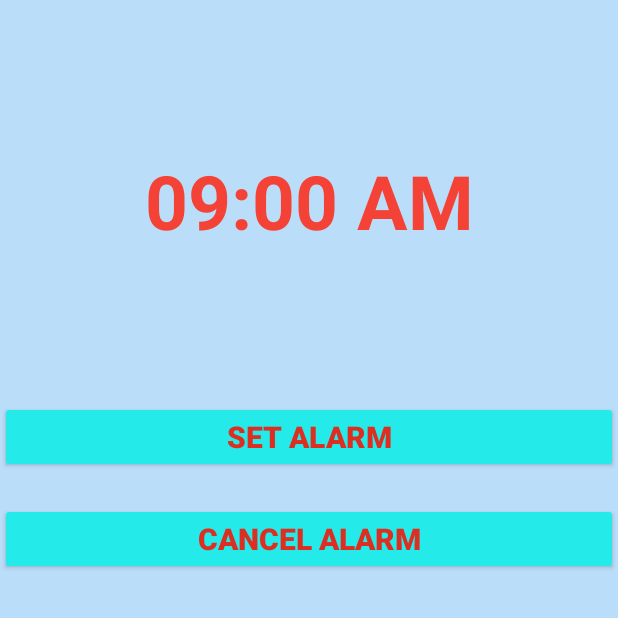
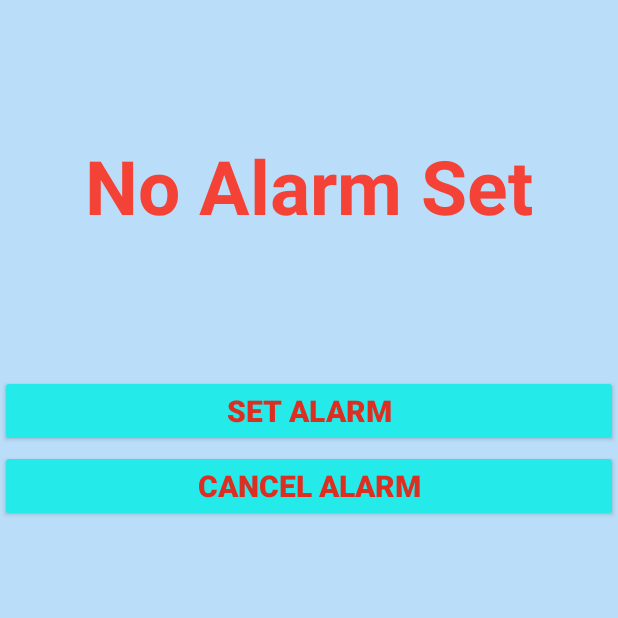
Before and after one commit to Kenobi101/Scheri, an Android app: the AlarmActivity screen opened directly, with no data from a screen before it, on a phone screen of 412 x 824 dp, the top half of it. Run offline under Robolectric (Android 15) with nearby library versions, the phone set to English and light mode, and no system bars.

Commit message:
Adding Alarm Receiver, problems with onRecive and AlarmActivity class

```diff
--- a/Scheri/app/src/main/AndroidManifest.xml
+++ b/Scheri/app/src/main/AndroidManifest.xml
@@ -23,6 +23,7 @@
 
         </activity>
         <activity android:name="FinalCode.au.Scheri.AlarmActivity"></activity>
+        <receiver android:name=".AlarmReceiver"></receiver>
 
     </application>
 
--- a/Scheri/app/src/main/res/layout/alarm_view.xml
+++ b/Scheri/app/src/main/res/layout/alarm_view.xml
@@ -1,27 +1,28 @@
 <?xml version="1.0" encoding="utf-8"?>
-<LinearLayout xmlns:android="http://schemas.android.com/apk/res/android"
+<RelativeLayout xmlns:android="http://schemas.android.com/apk/res/android"
     android:layout_width="match_parent"
     android:layout_height="match_parent"
     android:background="#BADEFA"
     android:orientation="vertical">
 
+
     <TextView
+        android:id="@+id/textView"
         android:layout_width="match_parent"
         android:layout_height="wrap_content"
-        android:layout_marginTop="100dp"
-        android:layout_marginBottom="50dp"
-        android:gravity="center_horizontal"
-        android:text="09:00 AM"
-        android:textColor="#F44336"
+        android:layout_marginTop="90sp"
+        android:text="No Alarm Set"
+        android:textAlignment="center"
+        android:textColor="@color/red"
         android:textSize="50sp"
-        android:textStyle="bold" />
+        android:textStyle="bold"></TextView>
 
     <Button
         android:id="@+id/setAlarm"
         android:layout_width="match_parent"
         android:layout_height="wrap_content"
         android:layout_gravity="center"
-        android:layout_marginTop="50dp"
+        android:layout_marginTop="250dp"
         android:text="Set Alarm"
         android:textSize="20sp"
         android:textStyle="bold"
@@ -33,10 +34,11 @@
         android:layout_width="match_parent"
         android:layout_height="wrap_content"
         android:layout_gravity="center"
-        android:layout_marginTop="20dp"
+        android:layout_marginTop="300dp"
         android:text="Cancel Alarm"
         android:textSize="20sp"
         android:textStyle="bold"
         android:backgroundTint="#25EAEA"
         android:textColor="#DC2F22"/>
-</LinearLayout>
+
+</RelativeLayout>
```
Also changed, not shown: Scheri/app/src/main/java/FinalCode/au/Scheri/AlarmActivity.java (+64 -3 lines), Scheri/app/src/main/java/FinalCode/au/Scheri/AlarmReceiver.java (added, +20 -0 lines).
